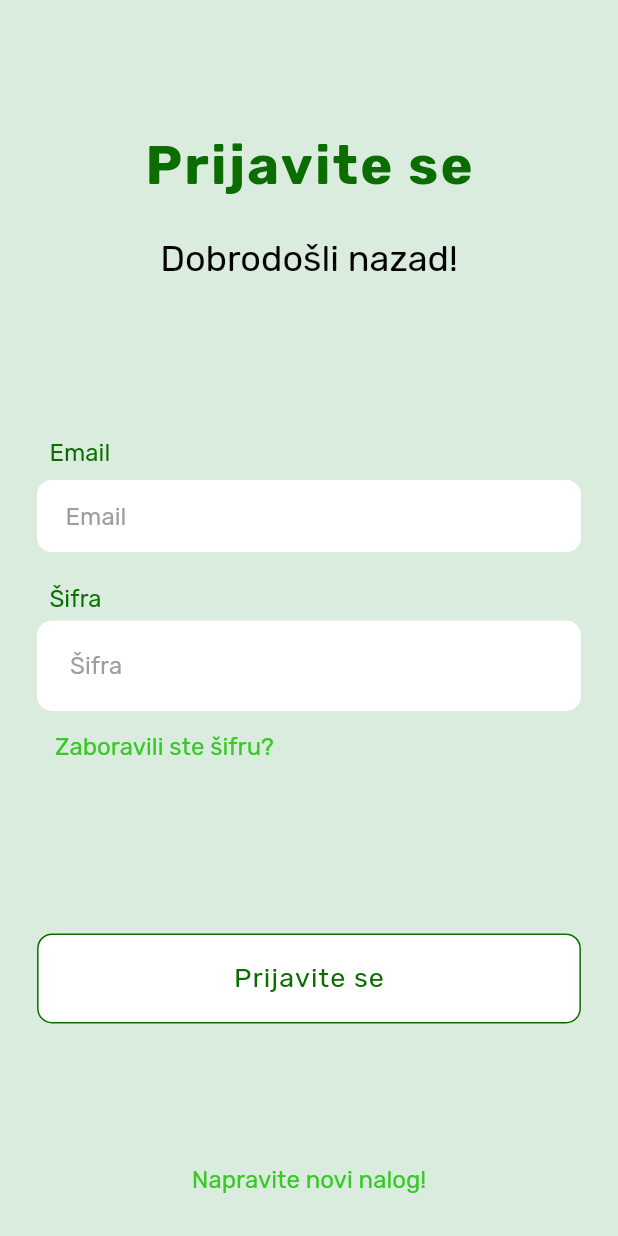
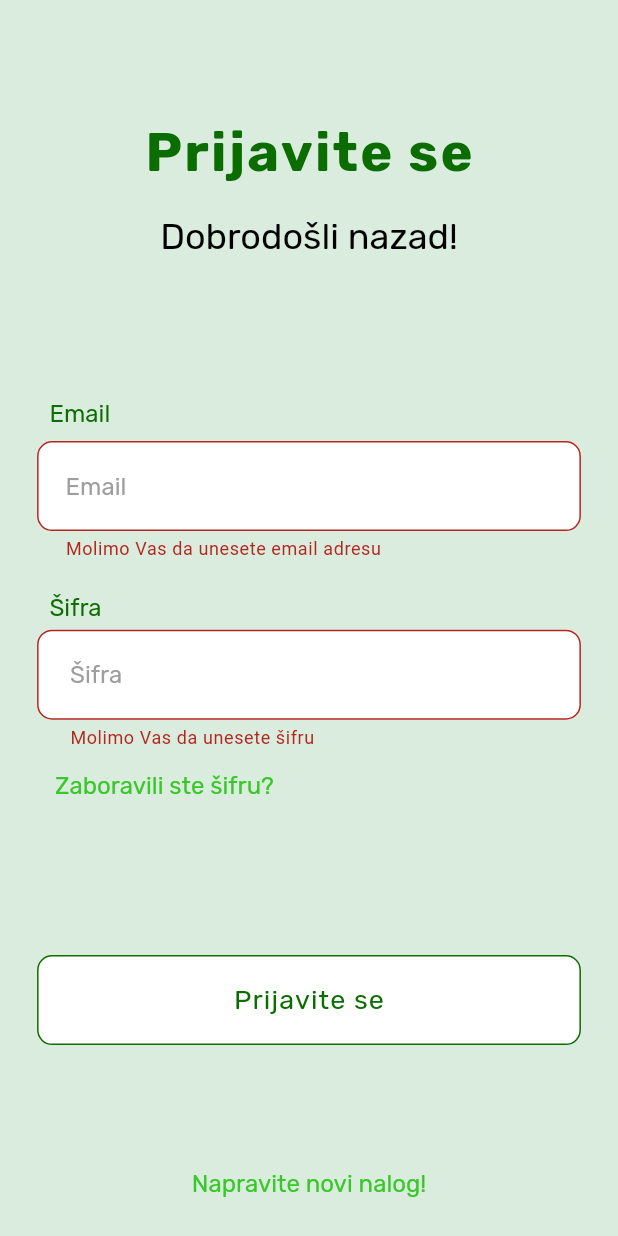
Before and after one commit to EcoGuardian/EcoGuardian, a Flutter app: the LoginScreen screen opened directly, after a tap on "Napravite novi nalog!", after a tap on "Već reciklirate kao odgovoran građanin?", after a tap on "Prijavite se", on a phone screen of 412 x 824 dp. Run offline on Flutter 3.47's test engine with Material 3 defaults, Android fonts, the phone set to English and light mode, and no system bars; our stand-ins replace flutter_svg, flutter_tabler_icons, shared_preferences; accounts and stored records are empty.

Commit message:
added register and login logic

```diff
--- a/lib/Screens/Auth/ForgottenPasswordScreen.dart
+++ b/lib/Screens/Auth/ForgottenPasswordScreen.dart
@@ -22,7 +22,7 @@ class _ForgottenPasswordScreenState extends State<ForgottenPasswordScreen> with
             padding: const EdgeInsets.only(top: 18.0, bottom: 24),
             child: Text(
               'Zahtjev za resetovanje šifre je poslat na unešenu email adresu.',
-              style: TextStyle(fontSize: 14, color: Colors.grey[700]),
+              style: Theme.of(context).textTheme.headline4,
               textAlign: TextAlign.center,
             ),
           ),
@@ -93,6 +93,7 @@ class _ForgottenPasswordScreenState extends State<ForgottenPasswordScreen> with
                     borderRadijus: 10,
                     label: 'Email',
                     hintTextSize: 16,
+                    visina: 18,
                   ),
                   SizedBox(height: (MediaQuery.of(context).size.width - MediaQuery.of(context).padding.top) * 0.07),
                   Button(
--- a/lib/Screens/Auth/LoginScreen.dart
+++ b/lib/Screens/Auth/LoginScreen.dart
@@ -2,8 +2,10 @@ import 'package:ecoguardian/Screens/Auth/ForgottenPasswordScreen.dart';
 import 'package:ecoguardian/Screens/Auth/RegisterScreen.dart';
 import 'package:ecoguardian/components/Button.dart';
 import 'package:ecoguardian/components/InputField.dart';
+import 'package:ecoguardian/providers/AuthProvider.dart';
 import 'package:flutter/material.dart';
 import 'package:flutter_tabler_icons/flutter_tabler_icons.dart';
+import 'package:provider/provider.dart';
 
 class LoginScreen extends StatefulWidget {
   static const String routeName = '/register';
@@ -16,7 +18,6 @@ class LoginScreen extends StatefulWidget {
 class _RegisterScreenState extends State<LoginScreen> with SingleTickerProviderStateMixin {
   final _form = GlobalKey<FormState>();
 
-  @override
   final pass1Node = FocusNode();
   final emailNode = FocusNode();
 
@@ -25,6 +26,38 @@ class _RegisterScreenState extends State<LoginScreen> with SingleTickerProviderS
     setState(() {
       isPassHidden = !isPassHidden;
     });
+  }
+
+  bool isLoading = false;
+
+  Map<String, String> authData = {
+    'email': '',
+    'sifra': '',
+  };
+
+  void submitForm() async {
+    if (!_form.currentState!.validate()) {
+      return;
+    }
+    _form.currentState!.save();
+    print(authData['email']);
+    print(authData['sifra']);
+    try {
+      setState(() {
+        isLoading = true;
+      });
+      await Provider.of<Auth>(context, listen: false).login(email: authData['email']!, password: authData['sifra']!).then((value) {
+        setState(() {
+          isLoading = false;
+        });
+        Navigator.of(context).pushNamedAndRemoveUntil('/', (Route<dynamic> route) => false);
+      });
+    } catch (e) {
+      setState(() {
+        isLoading = false;
+      });
+      print('GRESKA LOIGN SCREEN $e');
+    }
   }
 
   @override
@@ -65,7 +98,9 @@ class _RegisterScreenState extends State<LoginScreen> with SingleTickerProviderS
                             hintText: 'Email',
                             medijakveri: medijakveri,
                             obscureText: false,
-                            onSaved: (value) {},
+                            onSaved: (value) {
+                              authData['email'] = value!.trim();
+                            },
                             validator: (value) {
                               if (pass1Node.hasFocus) {
                                 return null;
@@ -77,6 +112,7 @@ class _RegisterScreenState extends State<LoginScreen> with SingleTickerProviderS
                             borderRadijus: 10,
                             label: 'Email',
                             hintTextSize: 16,
+                            visina: 18,
                           ),
                           Container(
                             margin: EdgeInsets.only(bottom: (medijakveri.size.height - medijakveri.padding.top) * 0.025),
@@ -96,9 +132,8 @@ class _RegisterScreenState extends State<LoginScreen> with SingleTickerProviderS
                                 TextFormField(
                                   focusNode: pass1Node,
                                   keyboardType: TextInputType.text,
-                                  textInputAction: TextInputAction.next,
+                                  textInputAction: TextInputAction.done,
                                   obscureText: isPassHidden,
-                                  onFieldSubmitted: (_) {},
                                   onChanged: (_) => _form.currentState!.validate(),
                                   validator: (value) {
                                     if (emailNode.hasFocus) {
@@ -106,6 +141,12 @@ class _RegisterScreenState extends State<LoginScreen> with SingleTickerProviderS
                                     } else if (value!.isEmpty) {
                                       return 'Molimo Vas da unesete šifru';
                                     }
+                                  },
+                                  onSaved: (value) {
+                                    authData['sifra'] = value!.trim();
+                                  },
+                                  onFieldSubmitted: (_) {
+                                    submitForm();
                                   },
                                   decoration: InputDecoration(
                                     hintText: 'Šifra',
@@ -153,7 +194,9 @@ class _RegisterScreenState extends State<LoginScreen> with SingleTickerProviderS
                       ),
                     ),
                     SizedBox(height: (medijakveri.size.height - medijakveri.padding.top) * 0.03),
-                    Button(
+                    isLoading
+                        ? const CircularProgressIndicator()
+                        : Button(
                             borderRadius: 10,
                             visina: 18,
                             fontsize: 18,
@@ -162,7 +205,9 @@ class _RegisterScreenState extends State<LoginScreen> with SingleTickerProviderS
                             isBorder: true,
                             backgroundColor: Colors.white,
                             isFullWidth: false,
-                      funkcija: () {},
+                            funkcija: () {
+                              submitForm();
+                            },
                           ),
                     SizedBox(height: (medijakveri.size.height - medijakveri.padding.top) * 0.03),
                     TextButton(
```
Also changed, not shown: lib/Screens/Auth/RegisterScreen.dart (+27 -8 lines), lib/Screens/Main/KanteScreen.dart (added, +27 -0 lines), lib/main.dart (+10 -2 lines), lib/providers/AuthProvider.dart (+89 -5 lines), 2 other files. Lines whose indentation alone changed are shown as unchanged.
